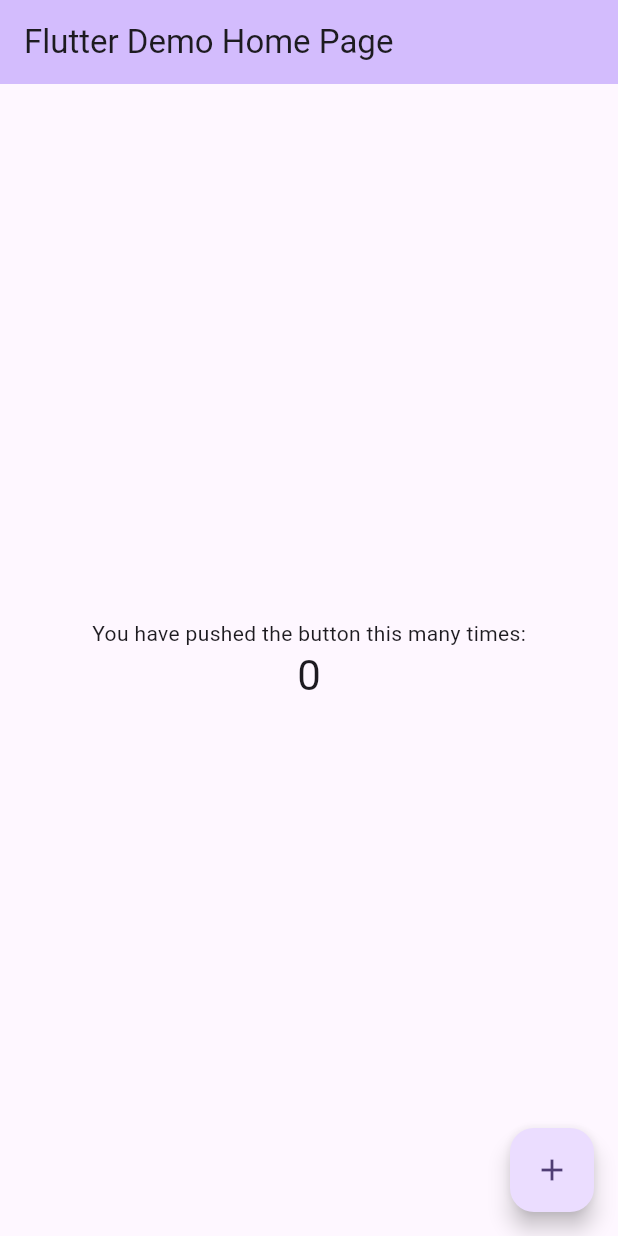
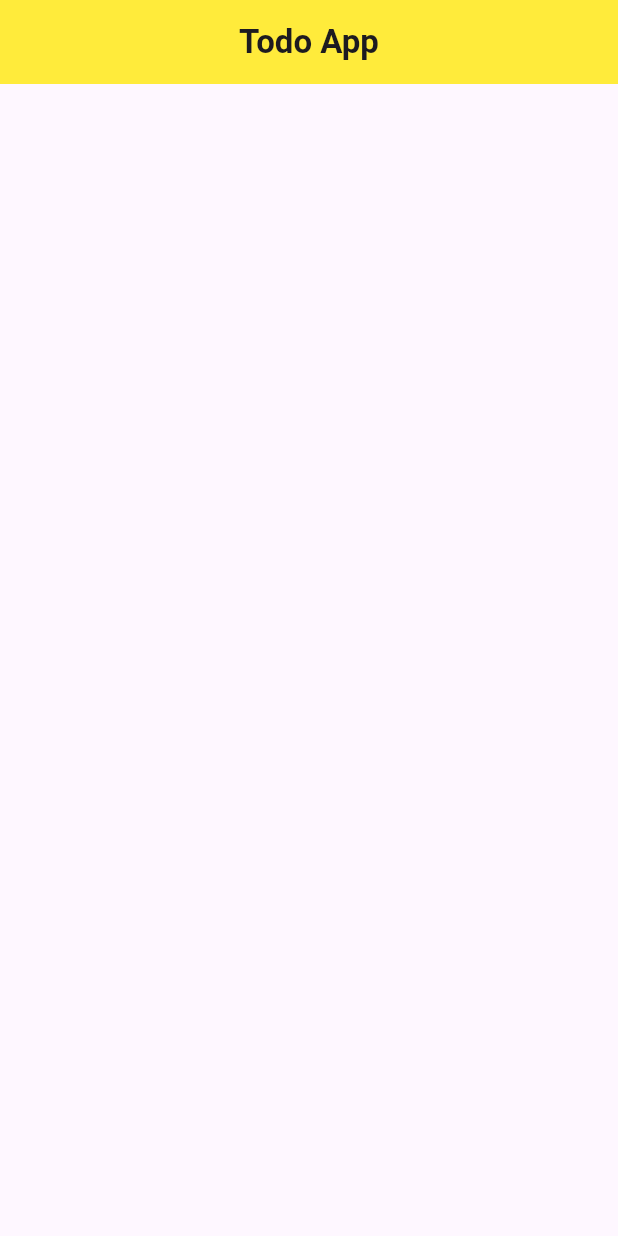
Before and after one commit to Ahmed-Mamdouh-Elattar/simple_todo_app, a Flutter app: the screen it shows after launch, on a phone screen of 412 x 824 dp. Run offline on Flutter 3.47's test engine with Material 3 defaults, Android fonts, the phone set to English and light mode, and no system bars.

Commit message:
creating appbar widget

```diff
--- a/lib/main.dart
+++ b/lib/main.dart
@@ -1,125 +1,25 @@
 import 'package:flutter/material.dart';
+import 'package:simple_todo_app/views/home_view.dart';
 
 void main() {
-  runApp(const MyApp());
+  runApp(const TodoApp());
 }
 
-class MyApp extends StatelessWidget {
-  const MyApp({super.key});
+class TodoApp extends StatelessWidget {
+  const TodoApp({super.key});
 
-  // This widget is the root of your application.
   @override
   Widget build(BuildContext context) {
     return MaterialApp(
-      title: 'Flutter Demo',
       theme: ThemeData(
-        // This is the theme of your application.
-        //
-        // TRY THIS: Try running your application with "flutter run". You'll see
-        // the application has a purple toolbar. Then, without quitting the app,
-        // try changing the seedColor in the colorScheme below to Colors.green
-        // and then invoke "hot reload" (save your changes or press the "hot
-        // reload" button in a Flutter-supported IDE, or press "r" if you used
-        // the command line to start the app).
-        //
-        // Notice that the counter didn't reset back to zero; the application
-        // state is not lost during the reload. To reset the state, use hot
-        // restart instead.
-        //
-        // This works for code too, not just values: Most code changes can be
-        // tested with just a hot reload.
-        colorScheme: ColorScheme.fromSeed(seedColor: Colors.deepPurple),
-        useMaterial3: true,
+        appBarTheme: const AppBarTheme(
+          color: Colors.yellow,
+          centerTitle: true,
+          elevation: 0,
+        ),
+        cardColor: Colors.yellow,
       ),
-      home: const MyHomePage(title: 'Flutter Demo Home Page'),
+      home: const HomeView(),
     );
   }
 }
-
-class MyHomePage extends StatefulWidget {
-  const MyHomePage({super.key, required this.title});
-
-  // This widget is the home page of your application. It is stateful, meaning
-  // that it has a State object (defined below) that contains fields that affect
-  // how it looks.
-
-  // This class is the configuration for the state. It holds the values (in this
-  // case the title) provided by the parent (in this case the App widget) and
-  // used by the build method of the State. Fields in a Widget subclass are
-  // always marked "final".
-
-  final String title;
-
-  @override
-  State<MyHomePage> createState() => _MyHomePageState();
-}
-
-class _MyHomePageState extends State<MyHomePage> {
-  int _counter = 0;
-
-  void _incrementCounter() {
-    setState(() {
-      // This call to setState tells the Flutter framework that something has
-      // changed in this State, which causes it to rerun the build method below
-      // so that the display can reflect the updated values. If we changed
-      // _counter without calling setState(), then the build method would not be
-      // called again, and so nothing would appear to happen.
-      _counter++;
-    });
-  }
-
-  @override
-  Widget build(BuildContext context) {
-    // This method is rerun every time setState is called, for instance as done
-    // by the _incrementCounter method above.
-    //
-    // The Flutter framework has been optimized to make rerunning build methods
-    // fast, so that you can just rebuild anything that needs updating rather
-    // than having to individually change instances of widgets.
-    return Scaffold(
-      appBar: AppBar(
-        // TRY THIS: Try changing the color here to a specific color (to
-        // Colors.amber, perhaps?) and trigger a hot reload to see the AppBar
-        // change color while the other colors stay the same.
-        backgroundColor: Theme.of(context).colorScheme.inversePrimary,
-        // Here we take the value from the MyHomePage object that was created by
-        // the App.build method, and use it to set our appbar title.
-        title: Text(widget.title),
-      ),
-      body: Center(
-        // Center is a layout widget. It takes a single child and positions it
-        // in the middle of the parent.
-        child: Column(
-          // Column is also a layout widget. It takes a list of children and
-          // arranges them vertically. By default, it sizes itself to fit its
-          // children horizontally, and tries to be as tall as its parent.
-          //
-          // Column has various properties to control how it sizes itself and
-          // how it positions its children. Here we use mainAxisAlignment to
-          // center the children vertically; the main axis here is the vertical
-          // axis because Columns are vertical (the cross axis would be
-          // horizontal).
-          //
-          // TRY THIS: Invoke "debug painting" (choose the "Toggle Debug Paint"
-          // action in the IDE, or press "p" in the console), to see the
-          // wireframe for each widget.
-          mainAxisAlignment: MainAxisAlignment.center,
-          children: <Widget>[
-            const Text(
-              'You have pushed the button this many times:',
-            ),
-            Text(
-              '$_counter',
-              style: Theme.of(context).textTheme.headlineMedium,
-            ),
-          ],
-        ),
-      ),
-      floatingActionButton: FloatingActionButton(
-        onPressed: _incrementCounter,
-        tooltip: 'Increment',
-        child: const Icon(Icons.add),
-      ), // This trailing comma makes auto-formatting nicer for build methods.
-    );
-  }
-}
--- /dev/null
+++ b/lib/views/home_view.dart
@@ -0,0 +1,20 @@
+import 'package:flutter/material.dart';
+import 'package:simple_todo_app/widgets/task_card.dart';
+
+class HomeView extends StatelessWidget {
+  const HomeView({super.key});
+
+  @override
+  Widget build(BuildContext context) {
+    return Scaffold(
+      appBar: AppBar(
+        title: const Text(
+          'Todo App',
+          style: TextStyle(
+            fontWeight: FontWeight.bold,
+          ),
+        ),
+      ),
+    );
+  }
+}
```
